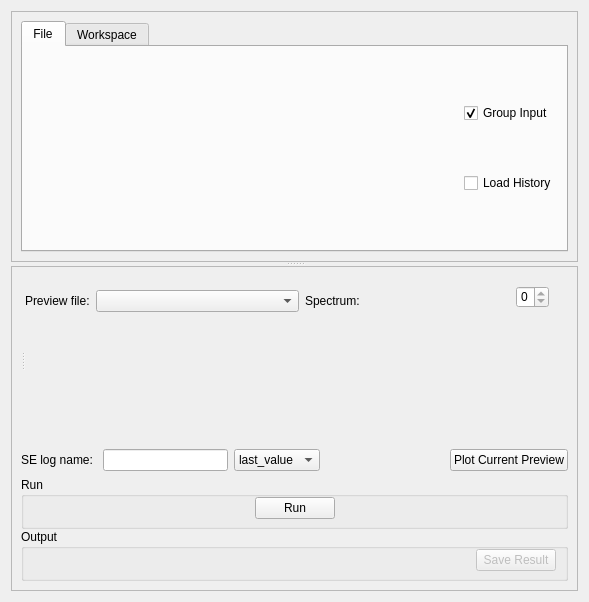
Qt form qt/scientific_interfaces/Indirect/InelasticDataManipulationElwinTab.ui (mantidproject/mantid) before a commit.
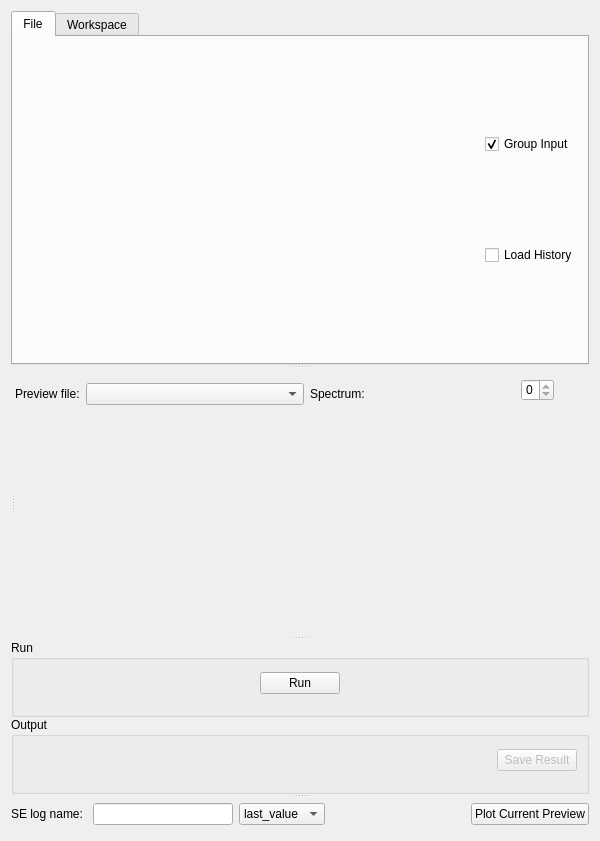
The same form after that commit. The open tabs and pages were chosen to show the change. Custom widgets are drawn as their Qt base class.

Commit message: remove scroll area from inelastic elwin and iqt

```diff
--- a/qt/scientific_interfaces/Indirect/InelasticDataManipulationElwinTab.ui
+++ b/qt/scientific_interfaces/Indirect/InelasticDataManipulationElwinTab.ui
@@ -6,8 +6,8 @@
    <rect>
     <x>0</x>
     <y>0</y>
-    <width>589</width>
-    <height>602</height>
+    <width>600</width>
+    <height>841</height>
    </rect>
   </property>
   <property name="sizePolicy">
@@ -19,30 +19,15 @@
   <property name="windowTitle">
    <string>Form</string>
   </property>
-  <layout class="QGridLayout" name="gridLayout_4">
+  <layout class="QGridLayout" name="gridLayout">
    <item row="0" column="0">
     <widget class="QSplitter" name="splitter">
      <property name="orientation">
       <enum>Qt::Vertical</enum>
      </property>
-     <widget class="QScrollArea" name="scrollArea">
-      <property name="widgetResizable">
-       <bool>true</bool>
-      </property>
-      <widget class="QWidget" name="scrollAreaWidgetContents_3">
-       <property name="geometry">
-        <rect>
-         <x>0</x>
-         <y>0</y>
-         <width>569</width>
-         <height>244</height>
-        </rect>
-       </property>
-       <layout class="QGridLayout" name="gridLayout">
-        <item row="0" column="0">
          <widget class="QTabWidget" name="inputChoice">
           <property name="currentIndex">
-           <number>1</number>
+       <number>0</number>
           </property>
           <widget class="QWidget" name="file">
            <attribute name="title">
@@ -125,22 +110,6 @@
             <string>Workspace</string>
            </attribute>
            <layout class="QGridLayout" name="gridLayout_2" columnstretch="1,0">
-            <item row="0" column="0">
-             <widget class="QTableWidget" name="tbElwinData">
-              <property name="sizePolicy">
-               <sizepolicy hsizetype="Expanding" vsizetype="Expanding">
-                <horstretch>0</horstretch>
-                <verstretch>0</verstretch>
-               </sizepolicy>
-              </property>
-              <property name="minimumSize">
-               <size>
-                <width>400</width>
-                <height>0</height>
-               </size>
-              </property>
-             </widget>
-            </item>
             <item row="0" column="1">
              <widget class="QFrame" name="frame_2">
               <property name="sizePolicy">
@@ -173,40 +142,25 @@
               </layout>
              </widget>
             </item>
-           </layout>
-          </widget>
+        <item row="0" column="0">
+         <widget class="QTableWidget" name="tbElwinData">
+          <property name="sizePolicy">
+           <sizepolicy hsizetype="Expanding" vsizetype="Expanding">
+            <horstretch>0</horstretch>
+            <verstretch>0</verstretch>
+           </sizepolicy>
+          </property>
+          <property name="minimumSize">
+           <size>
+            <width>400</width>
+            <height>0</height>
+           </size>
+          </property>
          </widget>
         </item>
        </layout>
       </widget>
      </widget>
-     <widget class="QScrollArea" name="scrollArea_2">
-      <property name="minimumSize">
-       <size>
-        <width>0</width>
-        <height>280</height>
-       </size>
-      </property>
-      <property name="widgetResizable">
-       <bool>true</bool>
-      </property>
-      <widget class="QWidget" name="scrollAreaWidgetContents">
-       <property name="geometry">
-        <rect>
-         <x>0</x>
-         <y>0</y>
-         <width>569</width>
-         <height>331</height>
-        </rect>
-       </property>
-       <property name="minimumSize">
-        <size>
-         <width>0</width>
-         <height>280</height>
-        </size>
-       </property>
-       <layout class="QVBoxLayout" name="verticalLayout_3">
-        <item>
          <widget class="QSplitter" name="splitter_2">
           <property name="orientation">
            <enum>Qt::Horizontal</enum>
@@ -328,60 +282,6 @@
            </layout>
           </widget>
          </widget>
-        </item>
-        <item>
-         <layout class="QHBoxLayout" name="loSampleLog">
-          <item>
-           <widget class="QLabel" name="label_2">
-            <property name="text">
-             <string>SE log name: </string>
-            </property>
-           </widget>
-          </item>
-          <item>
-           <widget class="QLineEdit" name="leLogName">
-            <property name="text">
-             <string/>
-            </property>
-           </widget>
-          </item>
-          <item>
-           <widget class="QComboBox" name="leLogValue">
-            <item>
-             <property name="text">
-              <string>last_value</string>
-             </property>
-            </item>
-            <item>
-             <property name="text">
-              <string>average</string>
-             </property>
-            </item>
-           </widget>
-          </item>
-          <item>
-           <spacer name="horizontalSpacer_2">
-            <property name="orientation">
-             <enum>Qt::Horizontal</enum>
-            </property>
-            <property name="sizeHint" stdset="0">
-             <size>
-              <width>40</width>
-              <height>20</height>
-             </size>
-            </property>
-           </spacer>
-          </item>
-          <item>
-           <widget class="QPushButton" name="pbPlotPreview">
-            <property name="text">
-             <string>Plot Current Preview</string>
-            </property>
-           </widget>
-          </item>
-         </layout>
-        </item>
-        <item>
          <widget class="QFrame" name="fResults">
           <layout class="QVBoxLayout" name="verticalLayout">
            <property name="spacing">
@@ -490,9 +390,57 @@
            </item>
           </layout>
          </widget>
-        </item>
-       </layout>
-      </widget>
+     <widget class="QWidget" name="">
+      <layout class="QHBoxLayout" name="loSampleLog">
+       <item>
+        <widget class="QLabel" name="label_2">
+         <property name="text">
+          <string>SE log name: </string>
+         </property>
+        </widget>
+       </item>
+       <item>
+        <widget class="QLineEdit" name="leLogName">
+         <property name="text">
+          <string/>
+         </property>
+        </widget>
+       </item>
+       <item>
+        <widget class="QComboBox" name="leLogValue">
+         <item>
+          <property name="text">
+           <string>last_value</string>
+          </property>
+         </item>
+         <item>
+          <property name="text">
+           <string>average</string>
+          </property>
+         </item>
+        </widget>
+       </item>
+       <item>
+        <spacer name="horizontalSpacer_2">
+         <property name="orientation">
+          <enum>Qt::Horizontal</enum>
+         </property>
+         <property name="sizeHint" stdset="0">
+          <size>
+           <width>40</width>
+           <height>20</height>
+          </size>
+         </property>
+        </spacer>
+       </item>
+       <item>
+        <widget class="QPushButton" name="pbPlotPreview">
+         <property name="text">
+          <string>Plot Current Preview</string>
+         </property>
+        </widget>
+       </item>
+      </layout>
      </widget>
     </widget>
    </item>
```
Lines whose indentation alone changed are shown as unchanged. The commit also changes 2 other files.
